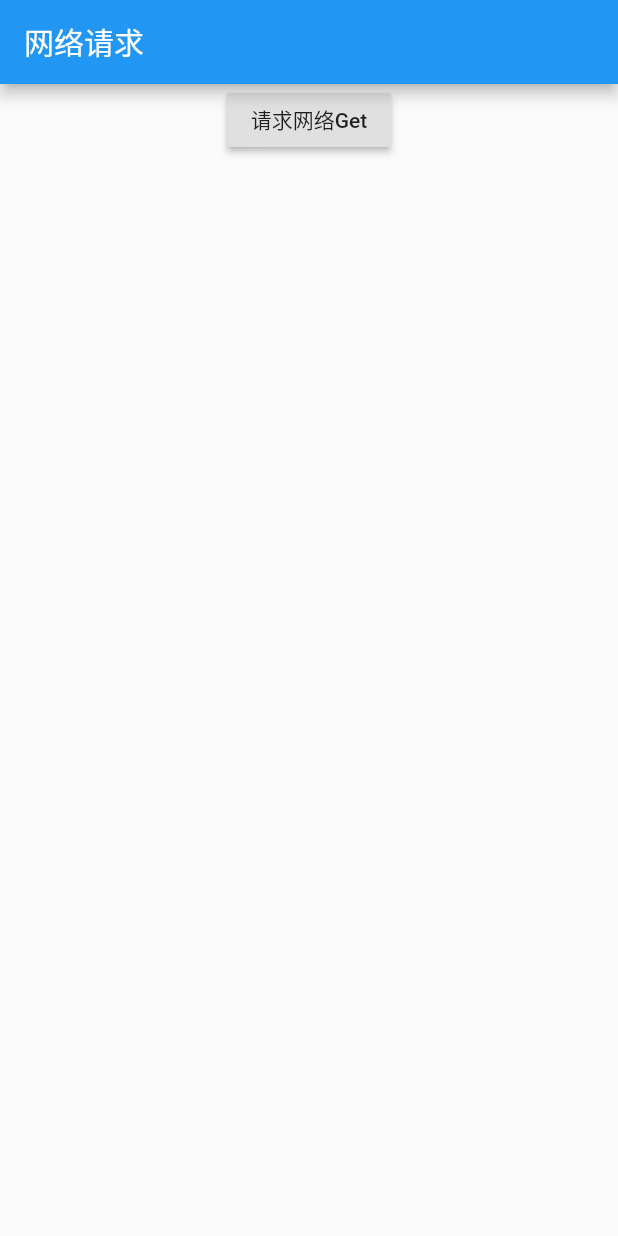
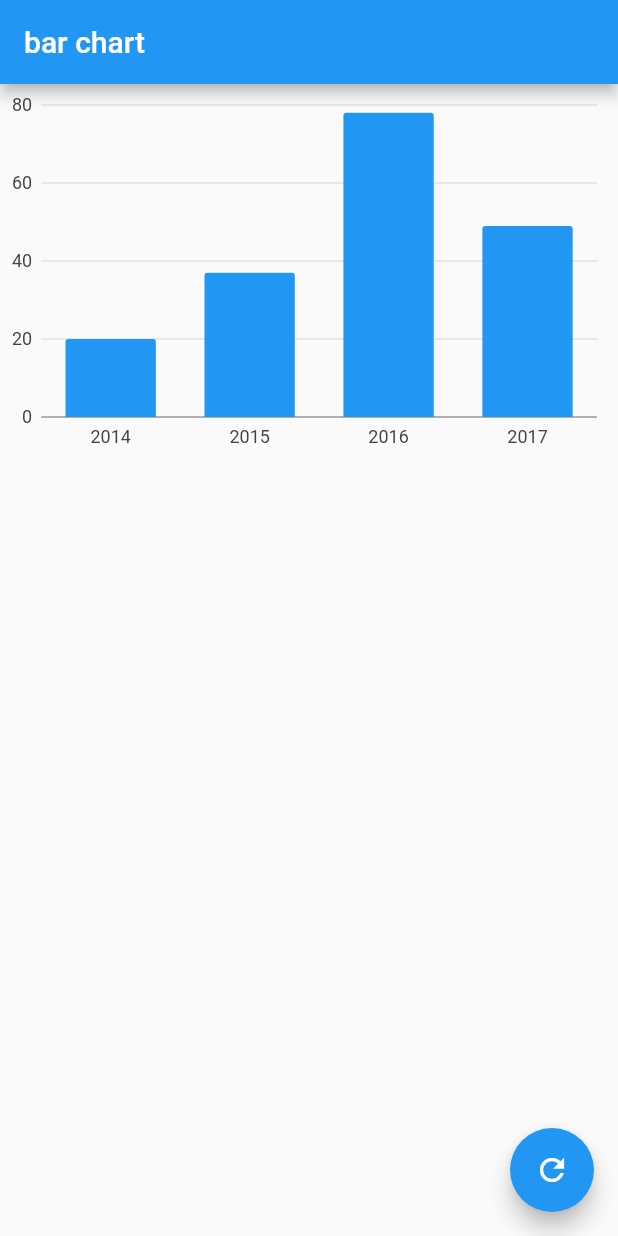
Before and after one commit to yangxiaoge/flutter_app, a Flutter app: the screen it shows after launch, on a phone screen of 412 x 824 dp. Run offline on Flutter 3.47's test engine with Material 2 defaults, Android fonts, the phone set to English and light mode, and no system bars; our stand-ins replace charts_flutter.

Commit message:
集成 google/charts

```diff
--- a/lib/main.dart
+++ b/lib/main.dart
@@ -1,8 +1,7 @@
 import 'package:flutter/material.dart';
+import 'dart:math';
 import 'package:flutter/services.dart';
-import 'package:dio/dio.dart'; //网络
-import 'package:http/http.dart' as http; //网络
-import 'dart:convert'; //解码和编码 JSON
+import 'package:charts_flutter/flutter.dart' as charts;
 
 void main() {
   // 设置竖屏模式
@@ -13,74 +12,121 @@ void main() {
 }
 
 class MyApp extends StatelessWidget {
-  final response = "";
-
   @override
   Widget build(BuildContext context) {
     return MaterialApp(
-      title: 'Image',
-      home: MyHomePage(),
+      home: MyBarPage(),
     );
   }
 }
 
-class MyHomePage extends StatefulWidget {
+class MyBarPage extends StatefulWidget {
+  _MyBarPageState createState() => _MyBarPageState();
+}
+
+class _MyBarPageState extends State<MyBarPage> {
   @override
-  State<StatefulWidget> createState() {
-    return _MyHomePageState();
+  Widget build(BuildContext context) {
+    return Container(
+      child: Scaffold(
+        appBar: AppBar(
+          title: Text('bar chart'),
+        ),
+        body: Container(
+          height: 250.0,
+          child: SimpleBarChart(SimpleBarChart._createRandomData()),
+        ),
+        floatingActionButton: FloatingActionButton(
+            child: Icon(Icons.refresh),
+            onPressed: () {
+              //刷新页面
+              setState(() {});
+            }),
+      ),
+    );
   }
 }
 
-class _MyHomePageState extends State<MyHomePage> {
-  var responseDataFromdio = '';
-  var responseDataFromHttp = '';
+// SimpleBarChart源码地址： https://github.com/google/charts
+class SimpleBarChart extends StatelessWidget {
+  final List<charts.Series> seriesList;
+  final bool animate;
+
+  SimpleBarChart(this.seriesList, {this.animate});
+
+  /// Creates a [BarChart] with sample data and no transition.
+  factory SimpleBarChart.withSampleData() {
+    return new SimpleBarChart(
+      _createSampleData(),
+      // Disable animations for image tests.
+      animate: false,
+    );
+  }
+
+  // EXCLUDE_FROM_GALLERY_DOCS_START
+  // This section is excluded from being copied to the gallery.
+  // It is used for creating random series data to demonstrate animation in
+  // the example app only.
+  factory SimpleBarChart.withRandomData() {
+    return new SimpleBarChart(_createRandomData());
+  }
+
+  /// Create random data.
+  static List<charts.Series<OrdinalSales, String>> _createRandomData() {
+    final random = new Random();
+
+    final data = [
+      new OrdinalSales('2014', random.nextInt(100)),
+      new OrdinalSales('2015', random.nextInt(100)),
+      new OrdinalSales('2016', random.nextInt(100)),
+      new OrdinalSales('2017', random.nextInt(100)),
+    ];
+
+    return [
+      new charts.Series<OrdinalSales, String>(
+        id: 'Sales',
+        colorFn: (_, __) => charts.MaterialPalette.blue.shadeDefault,
+        domainFn: (OrdinalSales sales, _) => sales.year,
+        measureFn: (OrdinalSales sales, _) => sales.sales,
+        data: data,
+      )
+    ];
+  }
+  // EXCLUDE_FROM_GALLERY_DOCS_END
 
   @override
   Widget build(BuildContext context) {
-    return Scaffold(
-        appBar: AppBar(
-          title: Text('网络请求'),
-        ),
-        body: SingleChildScrollView(
-          child: Center(
-            child: Column(
-              children: <Widget>[
-                RaisedButton(
-                  onPressed: () async {
-                    _dioRead();
-                    _httpRead();
-                  },
-                  child: Text('请求网络Get'),
-                ),
-                Text(responseDataFromdio),
-                Container(
-                  padding: EdgeInsets.all(16.0),
-                ),
-                Text(responseDataFromHttp),
-              ],
-            ),
-          ),
-        ));
+    return new charts.BarChart(
+      seriesList,
+      animate: animate,
+    );
   }
 
-  _dioRead() async {
-    Dio dio = new Dio();
-    Response getResponse = await dio.get(
-        'https://easy-mock.com/mock/5997cce9059b9c566dc7e771/leitaijingji_list/getAppConsole111');
-    print('statusCode: ' + getResponse.statusCode.toString());
-    print('getResponse: ' + getResponse.data.toString());
+  /// Create one series with sample hard coded data.
+  static List<charts.Series<OrdinalSales, String>> _createSampleData() {
+    final data = [
+      new OrdinalSales('2014', 5),
+      new OrdinalSales('2015', 25),
+      new OrdinalSales('2016', 100),
+      new OrdinalSales('2017', 75),
+    ];
 
-    setState(() {
-      responseDataFromdio = 'dio请求报文内容：\n' + getResponse.data.toString();
-    });
-  }
-
-  _httpRead() async {
-    final response = await http.get(
-        'https://easy-mock.com/mock/5997cce9059b9c566dc7e771/leitaijingji_list/getAppConsole111');
-    print('getResponse: ' + response.body);
-    setState(() {
-      responseDataFromHttp = 'http请求报文内容：\n' + response.body;
-    });
+    return [
+      new charts.Series<OrdinalSales, String>(
+        id: 'Sales',
+        colorFn: (_, __) => charts.MaterialPalette.blue.shadeDefault,
+        domainFn: (OrdinalSales sales, _) => sales.year,
+        measureFn: (OrdinalSales sales, _) => sales.sales,
+        data: data,
+      )
+    ];
   }
 }
+
+/// Sample ordinal data type.
+class OrdinalSales {
+  final String year;
+  final int sales;
+
+  OrdinalSales(this.year, this.sales);
+}
--- a/pubspec.yaml
+++ b/pubspec.yaml
@@ -13,6 +13,8 @@ dependencies:
   dio: ^1.0.4
   # http 网络框架
   http: ^0.12.0
+  # google charts
+  charts_flutter: ^0.5.0
 
 dev_dependencies:
   flutter_test:
```
Also changed, not shown: lib/gallery_scaffold.dart (added, +62 -0 lines), pubspec.lock.
